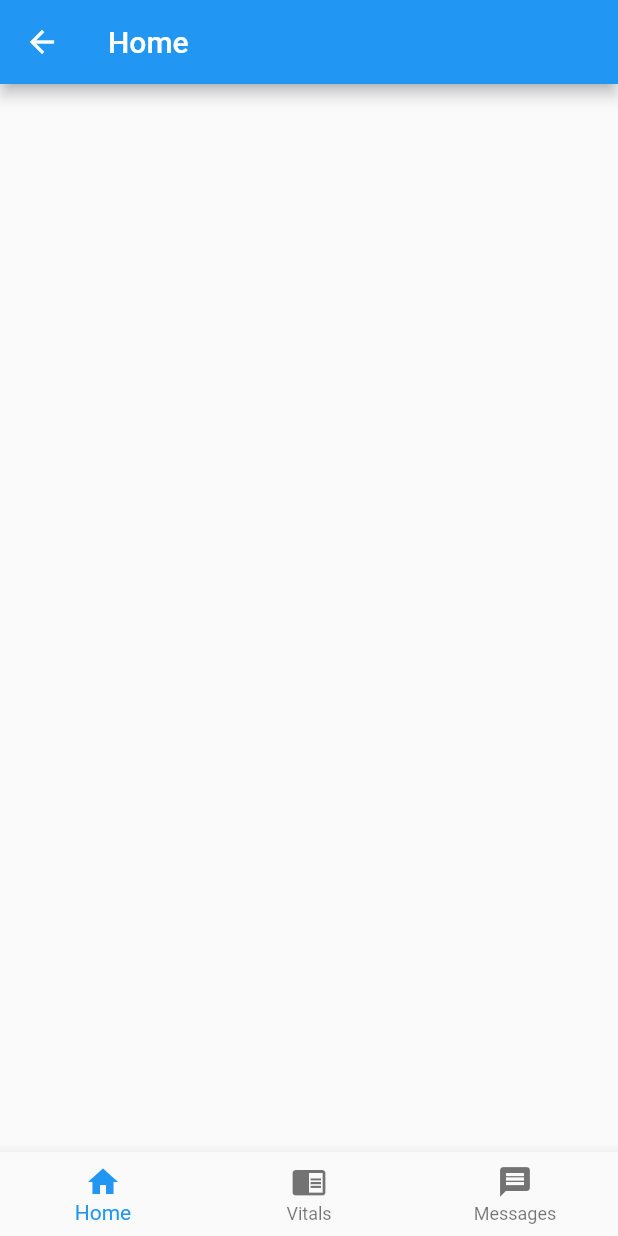
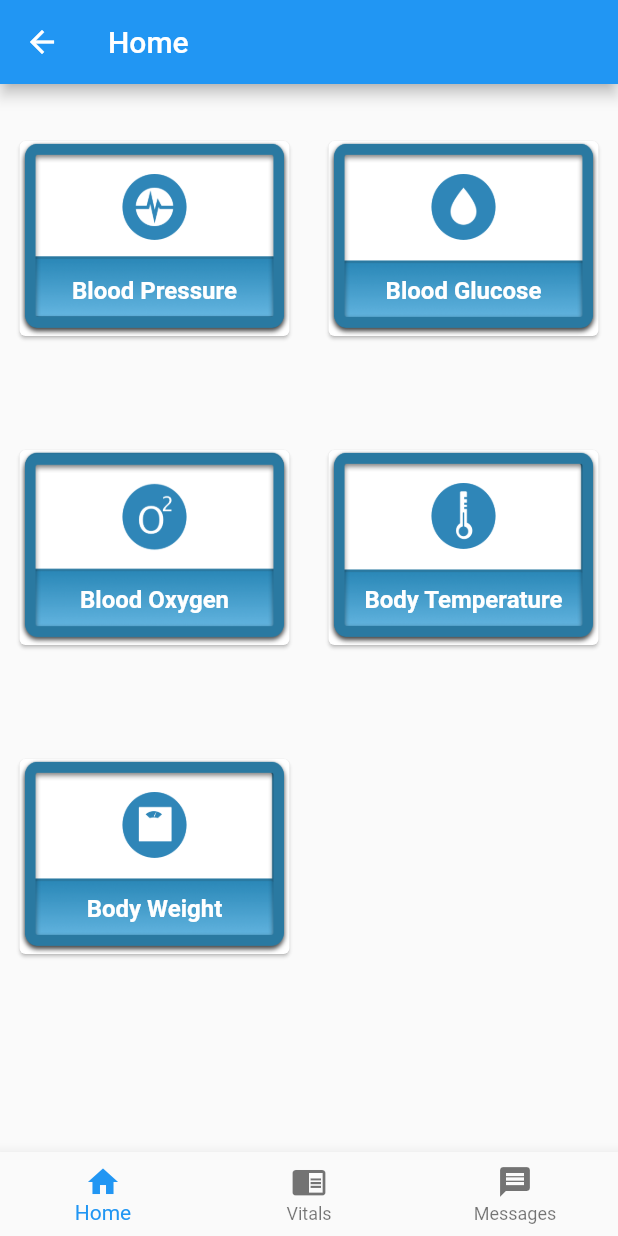
Before and after one commit to testabrj/flutter_learning, a Flutter app: the DashboardPage screen opened by its route, on a phone screen of 412 x 824 dp. Run offline on Flutter 3.47's test engine with Material 2 defaults, Android fonts, the light colour scheme and no system bars; our stand-ins replace google_fonts.

Commit message:
added list view to forms app

```diff
--- a/forms/flutter_forms/lib/Dashboard/DashboardPage.dart
+++ b/forms/flutter_forms/lib/Dashboard/DashboardPage.dart
@@ -1,5 +1,7 @@
 import 'package:flutter/cupertino.dart';
 import 'package:flutter/material.dart';
+
+import 'VitalsList.dart';
 
 class DashboardPage extends StatefulWidget {
   @override
@@ -7,15 +9,47 @@ class DashboardPage extends StatefulWidget {
 
 }
 
-class DashboardPageState extends State<DashboardPage> {
+class DashboardPageState extends State<DashboardPage> with SingleTickerProviderStateMixin{
+
+  int _currentIndex = 0;
+  TabController tabController;
+
+
+  @override
+  void initState() {
+    super.initState();
+    tabController = TabController(length: 3, vsync: this);
+  }
+
+
+  @override
+  void dispose() {
+    super.dispose();
+    tabController.dispose();
+  }
+
   @override
   Widget build(BuildContext context) {
     // TODO: implement build
+
+    void onTabTapped(index){
+
+      setState(() {
+        debugPrint("_currentIndex= $index");
+        _currentIndex=index;
+      });
+
+    }
     return
         Scaffold(
         appBar:AppBar(title:Text("Home")),
+        body: TabBarView(children: <Widget>[VitalsList(),VitalsList(),VitalsList()],
+        controller: tabController,
+        ),
+
         bottomNavigationBar: BottomNavigationBar(
-            currentIndex: 0,
+            currentIndex: _currentIndex,
+            onTap: onTabTapped,
             items: [
 
                BottomNavigationBarItem(
--- /dev/null
+++ b/forms/flutter_forms/lib/Dashboard/VitalCard.dart
@@ -0,0 +1,45 @@
+import 'package:flutter/cupertino.dart';
+import 'package:flutter/material.dart';
+import 'package:flutter_forms/Models/VitalItem.dart';
+
+class VitalCard extends StatelessWidget {
+
+  final VitalItem vitalItem;
+  const VitalCard({Key key,this.vitalItem}):super(key: key);
+
+  @override
+  Widget build(BuildContext context) {
+    // TODO: implement build
+    return Card(
+      margin: EdgeInsets.all(10.0),
+      semanticContainer: true,
+      clipBehavior: Clip.antiAliasWithSaveLayer,
+
+      child: Container(
+        height: 130,
+        width: 180,
+        decoration: BoxDecoration(
+          borderRadius: BorderRadius.all(Radius.circular(3.0)),
+          image: DecorationImage(
+            image: AssetImage(vitalItem.bgImage),
+            fit: BoxFit.fill,
+            alignment: Alignment.bottomCenter,
+          ),
+        ),
+        child:              Container(
+            margin: EdgeInsets.only(top: 70),
+            alignment: Alignment.center,
+            child:Text(vitalItem.name, style: TextStyle(color: Colors.white,fontWeight: FontWeight.bold,fontSize: 16),)),
+      ),
+//      child: Stack(
+//          children: <Widget>[
+//             Center(child:Image(image: AssetImage(vitalItem.bgImage))),
+
+//          ]
+//      ),
+    );
+  }
+
+
+
+}
--- /dev/null
+++ b/forms/flutter_forms/lib/Dashboard/VitalsList.dart
@@ -0,0 +1,44 @@
+import 'package:flutter/cupertino.dart';
+import 'package:flutter_forms/Models/VitalItem.dart';
+
+import '../constants.dart';
+import 'VitalCard.dart';
+
+class VitalsList extends StatefulWidget {
+
+  @override
+  VitalListState createState() => VitalListState();
+
+}
+
+
+class VitalListState extends State<VitalsList>{
+
+   List<VitalItem> vitalItems =  <VitalItem>[
+    VitalItem(name:"Blood Pressure",bgImage: bloodPressure),
+     VitalItem(name:"Blood Glucose",bgImage: bloodGlucose),
+     VitalItem(name:"Blood Oxygen",bgImage: bloodOxygen),
+     VitalItem(name:"Body Temperature",bgImage: bodyTemperature),
+     VitalItem(name:"Body Weight",bgImage: bodyWeight),
+
+
+  ];
+
+
+
+
+  @override
+  Widget build(BuildContext context) {
+    // TODO: implement build
+    return GridView.count(crossAxisCount: 2,
+      children: List.generate(vitalItems.length,(index){
+        return Center(
+          child:VitalCard(vitalItem:vitalItems[index])
+        );
+
+      })
+
+    );
+  }
+
+}
--- /dev/null
+++ b/forms/flutter_forms/lib/Models/VitalItem.dart
@@ -0,0 +1,12 @@
+import 'package:flutter/material.dart';
+
+class VitalItem {
+
+  const VitalItem({this.name,this.bgImage});
+
+  final String name;
+  final String bgImage;
+
+
+
+}
--- a/forms/flutter_forms/lib/constants.dart
+++ b/forms/flutter_forms/lib/constants.dart
@@ -1,2 +1,15 @@
+import 'package:flutter/material.dart';
+
 const loginPageTag = "Login page";
 const dashboardPageTag = "Dashboard page";
+//Image bloodPressure = Image.asset('assets/img/bg_tile_blood_pressure.png');
+//Image bloodGlucose = Image.asset('assets/img/bg_tile_blood_glucose.png');
+//Image bloodOxygen = Image.asset('assets/img/bg_tile_blood_oxygen.png');
+//Image bodyWeight = Image.asset('assets/img/bg_tile_body_weight.png');
+//Image bodyTemperature = Image.asset('assets/img/bg_tile_body_temperature.png');
+
+String bloodPressure = 'assets/img/bg_tile_blood_pressure.png';
+String bloodGlucose = 'assets/img/bg_tile_blood_glucose.png';
+String bloodOxygen = 'assets/img/bg_tile_blood_oxygen.png';
+String bodyWeight = 'assets/img/bg_tile_body_weight.png';
+String bodyTemperature = 'assets/img/bg_tile_body_temperature.png';
--- a/forms/flutter_forms/pubspec.yaml
+++ b/forms/flutter_forms/pubspec.yaml
@@ -41,7 +41,8 @@ flutter:
   uses-material-design: true
 
   # To add assets to your application, add an assets section, like this:
-  # assets:
+  assets:
+     - assets/img/
   #  - images/a_dot_burr.jpeg
   #  - images/a_dot_ham.jpeg
 
```
Also changed, not shown: forms/flutter_forms/assets/img/bg_tile_blood_glucose.png (added), forms/flutter_forms/assets/img/bg_tile_blood_oxygen.png (added), forms/flutter_forms/assets/img/bg_tile_blood_pressure.png (added), forms/flutter_forms/assets/img/bg_tile_body_temperature.png (added), forms/flutter_forms/assets/img/bg_tile_body_weight.png (added).
